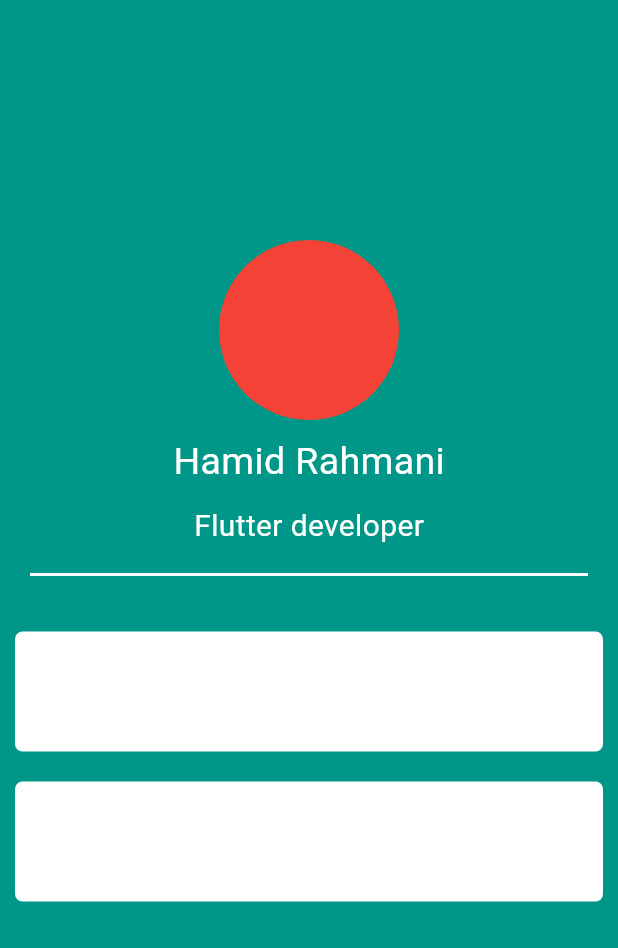
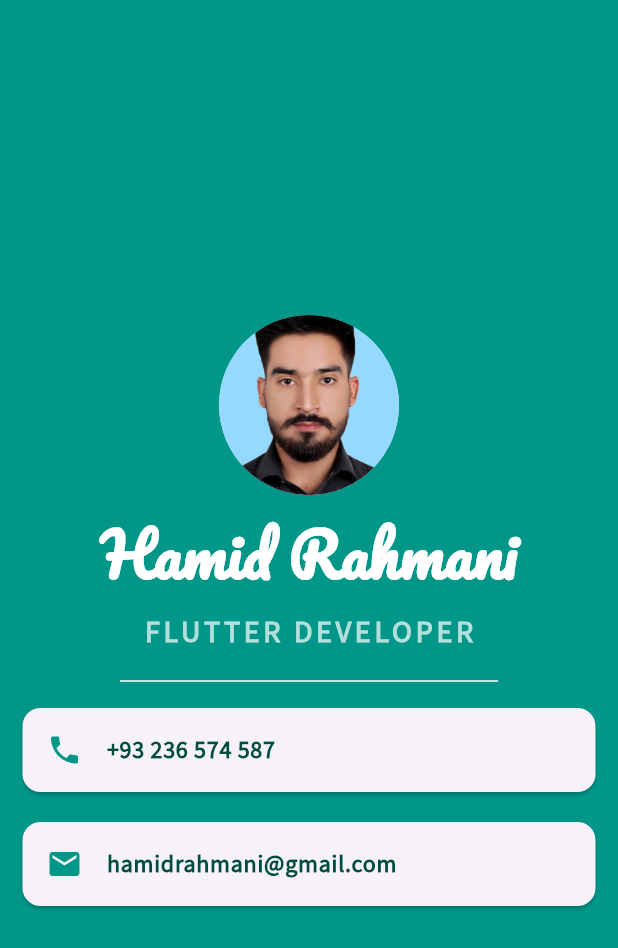
Before and after one commit to hamidd10/my_card, a Flutter app: the screen it shows after launch, on a phone screen of 412 x 824 dp. Shown: the top 948 px of the screen. Run offline on Flutter 3.47's test engine with Material 3 defaults, Android fonts, the phone set to English and light mode, and no system bars.

Commit message:
last update

```diff
--- a/lib/main.dart
+++ b/lib/main.dart
@@ -13,47 +13,74 @@ class MyApp extends StatelessWidget {
       home: Scaffold(
         backgroundColor: Colors.teal,
         body: SafeArea(
-          child: Padding(
-            padding: const EdgeInsets.fromLTRB(10 , 160 , 10 , 0),
           child: Column(
+            mainAxisAlignment: MainAxisAlignment.center,
             children: [
               CircleAvatar(
-                  backgroundColor: Colors.red,
+                backgroundImage: AssetImage("images/hamid.jpg"),
                 radius: 60,
               ),
               SizedBox(
                 height: 10,
               ),
-                Text('Hamid Rahmani' , style: TextStyle(color: Colors.white , fontSize: 25),),
+              Text(
+                'Hamid Rahmani',
+                style: TextStyle(
+                    color: Colors.white,
+                    fontSize: 40,
+                    fontWeight: FontWeight.bold,
+                    fontFamily: "Pacifico"),
+              ),
               SizedBox(
                 height: 10,
               ),
-                Text('Flutter developer' , style: TextStyle(color: Colors.white , fontSize: 20),),
-                SizedBox(height: 10,),
+              Text(
+                'FLUTTER DEVELOPER',
+                style: TextStyle(
+                    color: Colors.teal[100],
+                    fontSize: 20,
+                    fontFamily: "Source Sans Pro",
+                    fontWeight: FontWeight.bold,
+                    letterSpacing: 2.5),
+              ),
+              SizedBox(
+                height: 10,
+              ),
               Divider(
                 color: Colors.white,
-                  thickness: 2,
-                  indent: 10,
-                  endIndent: 10,
+                thickness: 1,
+                indent: 80,
+                endIndent: 80,
               ),
-                SizedBox(
-                  height: 30,
+              Card(
+                margin: EdgeInsets.symmetric(vertical: 10, horizontal: 15),
+                child: ListTile(
+                  leading: Icon(
+                    Icons.phone,
+                    color: Colors.teal,
                   ),
-                Container(
-                  height: 80,
-                  width: double.infinity,
-                  decoration: BoxDecoration(color: Colors.white , borderRadius: BorderRadius.circular(5)),
+                  title: Text(
+                    '+93 236 574 587',
+                    style: TextStyle(
+                        color: Colors.teal.shade900,
+                        fontFamily: "Source Sans Pro",
+                        fontWeight: FontWeight.bold),
                   ),
-                SizedBox(
-                  height: 20,
                 ),
-                Container(
-                  height: 80,
-                  width: double.infinity,
-                  decoration: BoxDecoration(color: Colors.white , borderRadius: BorderRadius.circular(5)),
+              ),
+              Card(
+                margin: EdgeInsets.symmetric(vertical: 10, horizontal: 15),
+                child: ListTile(
+                    leading: Icon(Icons.email, color: Colors.teal),
+                    title: Text(
+                      'hamidrahmani@gmail.com',
+                      style: TextStyle(
+                          color: Colors.teal.shade900,
+                          fontFamily: "Source Sans Pro",
+                          fontWeight: FontWeight.bold),
+                    )),
               ),
             ],
-            ),
           ),
         ),
       ),
```
Also changed, not shown: pubspec.yaml (+10 -19 lines), fonts/Pacifico-Regular.ttf (added), fonts/SourceSans3-Regular.ttf (added), images/hamid.jpg (added). Lines whose indentation alone changed are shown as unchanged.
